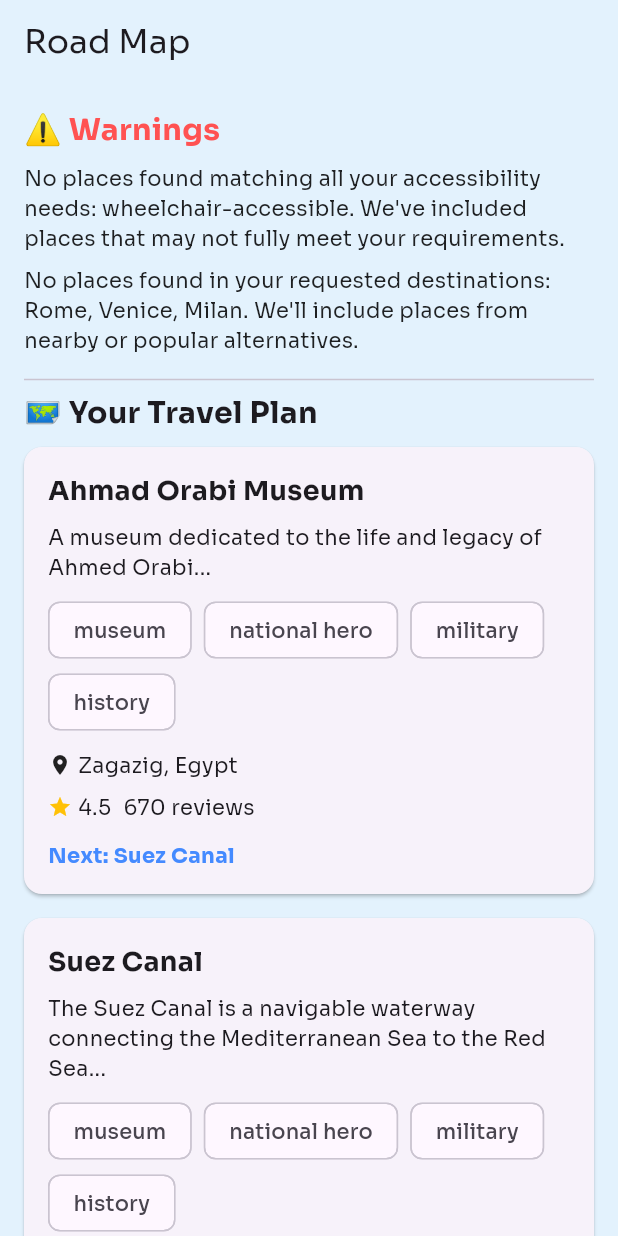
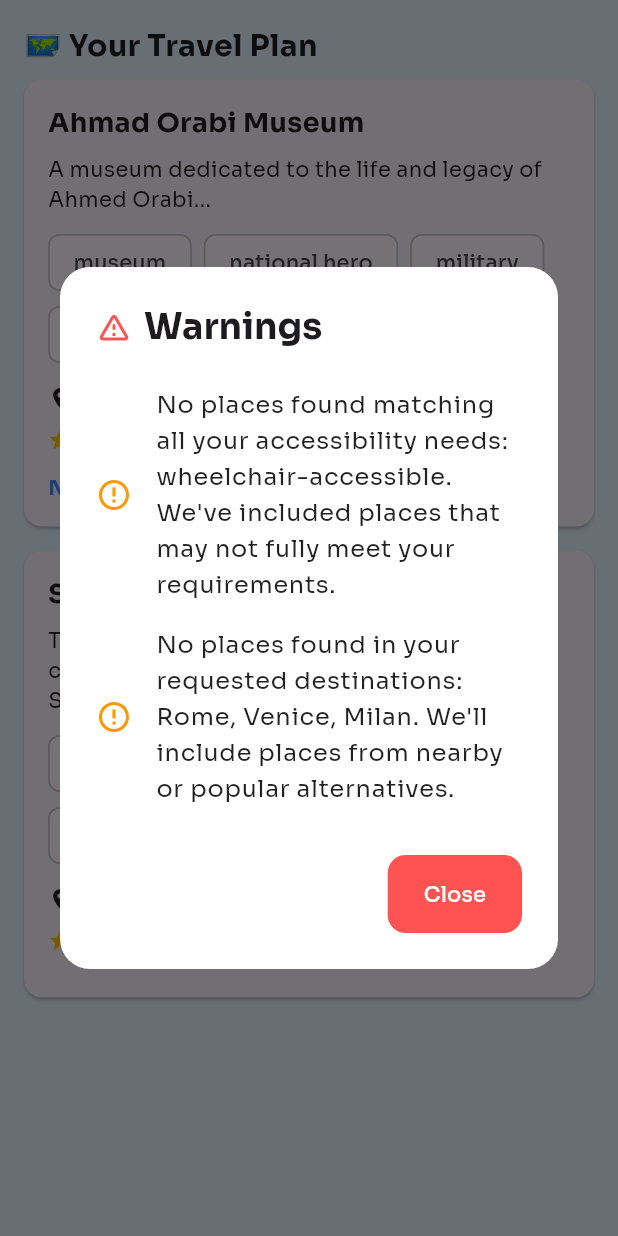
Before and after one commit to 3bary/trek, a Flutter app: the RoadMapViewBody widget shown alone on an empty page, opened directly, on a phone screen of 412 x 824 dp. Run offline on Flutter 3.47's test engine with Material 3 defaults, Android fonts, the phone set to English and light mode, and no system bars; our stand-ins replace curved_navigation_bar, dartz, dio, flutter_bloc, font_awesome_flutter, get_it and 3 more.

Commit message:
complete roadmapView UI

```diff
--- a/lib/core/utils/app_router.dart
+++ b/lib/core/utils/app_router.dart
@@ -2,7 +2,6 @@ import 'package:flutter_bloc/flutter_bloc.dart';
 import 'package:go_router/go_router.dart';
 import 'package:greendo/core/utils/service_locator.dart';
 import 'package:greendo/features/home/data/models/place_model.dart';
-import 'package:greendo/features/recommendation/presentation/views/widgets/road_map_view_body.dart';
 import 'package:greendo/features/home/data/repos/home/home_repo_imp.dart';
 import '../../features/auth/presentation/views/login_view.dart';
 import '../../features/auth/presentation/views/onboarding_view.dart';
@@ -14,6 +13,7 @@ import '../../features/favorites/presentation/views/favorite_view.dart';
 import '../../features/home/presentation/views/group_view.dart';
 import '../../features/home/presentation/views/home_view.dart';
 import '../../features/profile/presentation/views/profile_view.dart';
+import '../../features/recommendation/presentation/views/road_map_view.dart';
 import '../../features/user_preferences/presentation/views/preferences_view.dart';
 
 
@@ -74,7 +74,7 @@ abstract class AppRouter {
       ),
       GoRoute(
         path: kRoadMapView,
-        builder: (context, state) => RoadMapViewBody(),
+        builder: (context, state) => RoadMapView(),
       ),
     ],
   );
--- a/lib/features/home/data/models/place_model.dart
+++ b/lib/features/home/data/models/place_model.dart
@@ -1,4 +1,3 @@
-import 'package:greendo/features/home/data/models/review_model.dart';
 
 class PlaceModel {
   String? id;
--- a/lib/features/recommendation/presentation/views/road_map_view.dart
+++ b/lib/features/recommendation/presentation/views/road_map_view.dart
@@ -1,5 +1,7 @@
 import 'package:flutter/material.dart';
 import 'package:greendo/features/recommendation/presentation/views/widgets/road_map_view_body.dart';
+
+import '../../../../core/utils/constants.dart';
 
 
 class RoadMapView extends StatelessWidget {
@@ -9,6 +11,10 @@ class RoadMapView extends StatelessWidget {
   Widget build(BuildContext context) {
     return SafeArea(
       child: Scaffold(
+          appBar: AppBar(
+            title: const Text('Road Map'),
+            backgroundColor: kPrimaryColor,
+          ),
         body: RoadMapViewBody()
       ),
     );
--- a/lib/features/recommendation/presentation/views/widgets/road_map_view_body.dart
+++ b/lib/features/recommendation/presentation/views/widgets/road_map_view_body.dart
@@ -1,106 +1,56 @@
 import 'package:flutter/material.dart';
+import 'package:greendo/features/recommendation/presentation/views/widgets/travel_step_card.dart';
+import 'package:greendo/features/recommendation/presentation/views/widgets/warnings_alert_dialog.dart';
 
-import '../../../../../core/utils/constants.dart';
-
-class RoadMapViewBody extends StatelessWidget {
+class RoadMapViewBody extends StatefulWidget {
   const RoadMapViewBody({super.key});
 
   @override
+  State<RoadMapViewBody> createState() => _RoadMapViewBodyState();
+}
+
+class _RoadMapViewBodyState extends State<RoadMapViewBody> {
+  bool _warningsShown = false;
+
+  @override
+  void didChangeDependencies() {
+    super.didChangeDependencies();
+
+    if (!_warningsShown && warnings.isNotEmpty) {
+      _warningsShown = true;
+
+      // Run after first frame
+      WidgetsBinding.instance.addPostFrameCallback((_) {
+        _showWarningsDialog();
+      });
+    }
+  }
+
+  void _showWarningsDialog() {
+    showDialog(
+      context: context,
+      builder: (context) => WarningsAlertDialog(),
+    );
+  }
+
+
+  @override
   Widget build(BuildContext context) {
-    return Scaffold(
-      appBar: AppBar(
-        title: const Text('Road Map'),
-        backgroundColor: kPrimaryColor,
-      ),
-      body: ListView(
+    return ListView(
       padding: const EdgeInsets.all(16),
       children: [
-            // Show Warnings
-            if (warnings.isNotEmpty)
-              Column(
-                crossAxisAlignment: CrossAxisAlignment.start,
-                children: [
-                  const Text(
-                    "⚠️ Warnings",
-                    style: TextStyle(fontSize: 20, fontWeight: FontWeight.bold, color: Colors.redAccent),
-                  ),
-                  const SizedBox(height: 8),
-                  ...warnings.map((warning) => Padding(
-                    padding: const EdgeInsets.only(bottom: 8),
-                    child: Text(
-                      warning.message,
-                      style: const TextStyle(color: Colors.black87),
-                    ),
-                  )).toList(), // ف,
-                  const Divider(),
-                ],
-              ),
-            // Show Travel Steps
         const Text(
           "🗺️ Your Travel Plan",
           style: TextStyle(fontSize: 20, fontWeight: FontWeight.bold),
         ),
         const SizedBox(height: 8),
-            ...travelSteps.map((step) => TravelStepCard(step: step)).toList(),
+        ...travelSteps.map((step) => TravelStepCard(step: step)),
       ],
-        ),
     );
   }
 }
 
-class TravelStepCard extends StatelessWidget {
-  final TravelStep step;
 
-  const TravelStepCard({super.key, required this.step});
-
-  @override
-  Widget build(BuildContext context) {
-    final place = step.place;
-    return Card(
-      margin: const EdgeInsets.only(bottom: 16),
-      child: Padding(
-        padding: const EdgeInsets.all(16),
-        child: Column(
-          crossAxisAlignment: CrossAxisAlignment.start,
-          children: [
-            Text(place.name, style: const TextStyle(fontSize: 18, fontWeight: FontWeight.bold)),
-            const SizedBox(height: 8),
-            Text(place.description),
-            const SizedBox(height: 8),
-            Wrap(
-              spacing: 8,
-              children: place.tags.map((tag) => Chip(label: Text(tag))).toList(),
-            ),
-            const SizedBox(height: 8),
-            Row(
-              children: [
-                const Icon(Icons.location_on, size: 16),
-                const SizedBox(width: 4),
-                Text("${place.city}, ${place.country}"),
-              ],
-            ),
-            const SizedBox(height: 8),
-            Row(
-              children: [
-                const Icon(Icons.star, size: 16, color: Colors.amber),
-                const SizedBox(width: 4),
-                Text("${place.averageRating}"),
-                const SizedBox(width: 8),
-                Text("${place.reviewsCount} reviews"),
-              ],
-            ),
-            const SizedBox(height: 12),
-            if (step.nextDestination != null)
-              Text(
-                "Next: ${step.nextDestination!}",
-                style: const TextStyle(fontWeight: FontWeight.bold, color: Colors.blueAccent),
-              ),
-          ],
-        ),
-      ),
-    );
-  }
-}
 
 class WarningMessage {
   final String warningType;
@@ -155,6 +105,7 @@ class Place {
     required this.groupType,
   });
 }
+
 final List<WarningMessage> warnings = [
   WarningMessage(
     warningType: "accessibility",
--- /dev/null
+++ b/lib/features/recommendation/presentation/views/widgets/travel_step_card.dart
@@ -0,0 +1,56 @@
+import 'package:flutter/material.dart';
+import 'package:greendo/features/recommendation/presentation/views/widgets/road_map_view_body.dart';
+
+class TravelStepCard extends StatelessWidget {
+  final TravelStep step;
+
+  const TravelStepCard({super.key, required this.step});
+
+  @override
+  Widget build(BuildContext context) {
+    final place = step.place;
+    return Card(
+      margin: const EdgeInsets.only(bottom: 16),
+      child: Padding(
+        padding: const EdgeInsets.all(16),
+        child: Column(
+          crossAxisAlignment: CrossAxisAlignment.start,
+          children: [
+            Text(place.name, style: const TextStyle(fontSize: 18, fontWeight: FontWeight.bold)),
+            const SizedBox(height: 8),
+            Text(place.description),
+            const SizedBox(height: 8),
+            Wrap(
+              spacing: 8,
+              children: place.tags.map((tag) => Chip(label: Text(tag))).toList(),
+            ),
+            const SizedBox(height: 8),
+            Row(
+              children: [
+                const Icon(Icons.location_on, size: 16),
+                const SizedBox(width: 4),
+                Text("${place.city}, ${place.country}"),
+              ],
+            ),
+            const SizedBox(height: 8),
+            Row(
+              children: [
+                const Icon(Icons.star, size: 16, color: Colors.amber),
+                const SizedBox(width: 4),
+                Text("${place.averageRating}"),
+                const SizedBox(width: 8),
+                Text("${place.reviewsCount} reviews"),
+              ],
+            ),
+            const SizedBox(height: 12),
+            if (step.nextDestination != null)
+              Text(
+                "Next: ${step.nextDestination!}",
+                style: const TextStyle(fontWeight: FontWeight.bold, color: Colors.blueAccent),
+              ),
+          ],
+        ),
+      ),
+    );
+  }
+}
--- /dev/null
+++ b/lib/features/recommendation/presentation/views/widgets/warnings_alert_dialog.dart
@@ -0,0 +1,60 @@
+import 'package:flutter/material.dart';
+import 'package:greendo/features/recommendation/presentation/views/widgets/road_map_view_body.dart';
+
+class WarningsAlertDialog extends StatelessWidget {
+  const WarningsAlertDialog({super.key});
+
+  @override
+  Widget build(BuildContext context) {
+    return AlertDialog(
+      backgroundColor: Colors.white,
+      shape: RoundedRectangleBorder(borderRadius: BorderRadius.circular(20)),
+      title: const Row(
+        children: const [
+          Icon(Icons.warning_amber_rounded, color: Colors.redAccent),
+          SizedBox(width: 8),
+          Expanded(
+            child: Text(
+              "Warnings",
+              style: TextStyle(fontWeight: FontWeight.bold),
+            ),
+          ),
+        ],
+      ),
+      content: SizedBox(
+        width: double.maxFinite,
+        child: ListView.builder(
+          shrinkWrap: true,
+          itemCount: warnings.length,
+          itemBuilder: (context, index) {
+            final warning = warnings[index];
+            return ListTile(
+              contentPadding: EdgeInsets.zero,
+              leading: const Icon(Icons.error_outline, color: Colors.orange),
+              title: Text(
+                warning.message,
+                style: const TextStyle(fontSize: 16, color: Colors.black87),
+              ),
+            );
+          },
+        ),
+      ),
+      actions: [
+        TextButton(
+          style: TextButton.styleFrom(
+            foregroundColor: Colors.white,
+            backgroundColor: Colors.redAccent,
+            shape: RoundedRectangleBorder(
+              borderRadius: BorderRadius.circular(12),
+            ),
+          ),
+          onPressed: () => Navigator.of(context).pop(),
+          child: const Padding(
+            padding: EdgeInsets.symmetric(horizontal: 12, vertical: 8),
+            child: Text("Close"),
+          ),
+        ),
+      ],
+    );
+  }
+}
```
Lines whose indentation alone changed are shown as unchanged.
